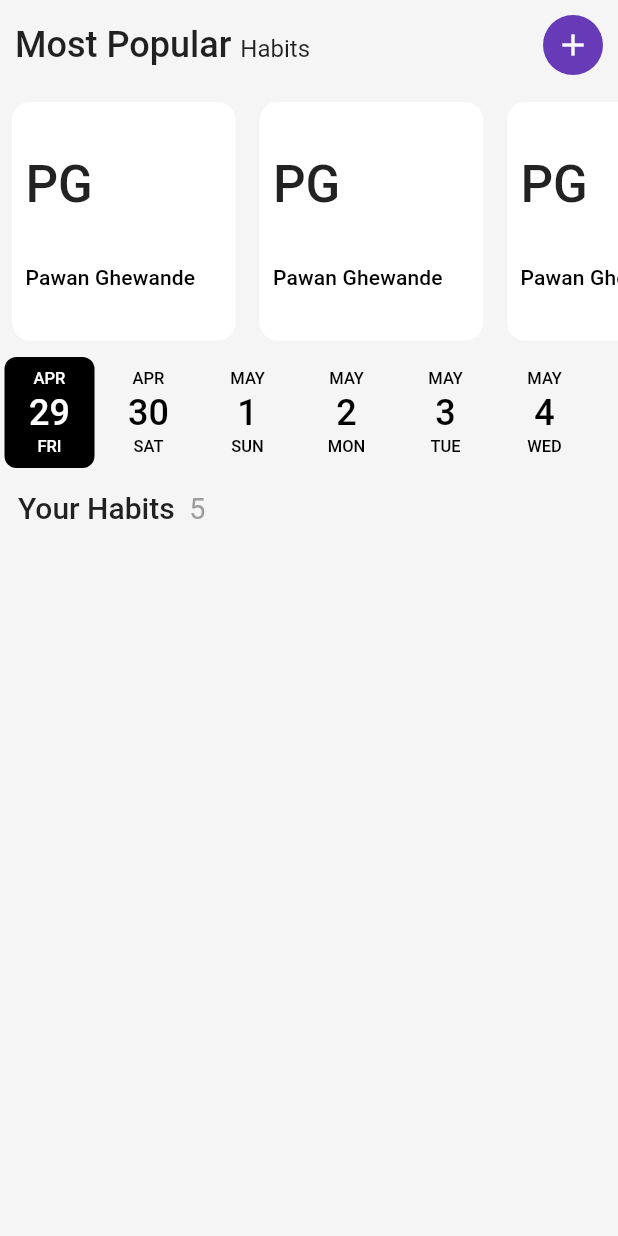
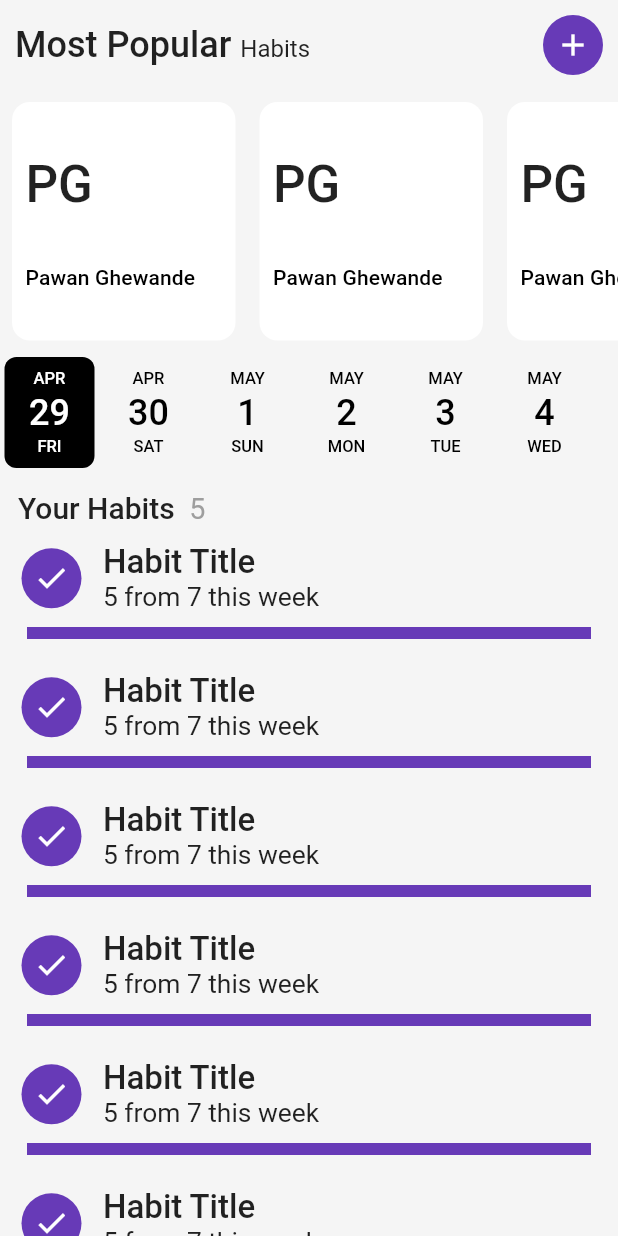
Before and after one commit to PawanGhewande/habit_tracker, a Flutter app: the screen it shows after launch, on a phone screen of 412 x 824 dp. Run offline on Flutter 3.47's test engine with Material 2 defaults, Android fonts, the phone set to English and light mode, and no system bars; drawn by our look-alikes of date_picker_timeline.

Commit message:
Implemented Path UI

```diff
--- a/lib/modules/dashboard/presentation/view/dashboard_view.dart
+++ b/lib/modules/dashboard/presentation/view/dashboard_view.dart
@@ -1,5 +1,6 @@
 import 'package:date_picker_timeline/date_picker_widget.dart';
 import 'package:flutter/material.dart';
+import 'package:habit_tracker/modules/dashboard/presentation/widget/habit_list_tile.dart';
 
 class DashboardView extends StatelessWidget {
   const DashboardView({Key? key}) : super(key: key);
@@ -118,6 +119,17 @@ class DashboardView extends StatelessWidget {
                   ),
                 ),
               ),
+              Expanded(
+                child: ListView.builder(
+                  itemCount: 6,
+                  itemBuilder: (BuildContext context, int index) {
+                    return const HabitListTitle(
+                      fill: 10,
+                      color: Colors.deepPurple,
+                    );
+                  },
+                ),
+              )
             ],
           ),
         ),
--- /dev/null
+++ b/lib/modules/dashboard/presentation/widget/habit_list_tile.dart
@@ -0,0 +1,71 @@
+import 'package:flutter/material.dart';
+import 'package:habit_tracker/modules/dashboard/presentation/widget/progress_widget.dart';
+
+class HabitListTitle extends StatelessWidget {
+  const HabitListTitle({Key? key, this.color = Colors.red, this.fill = 0})
+      : super(key: key);
+  final Color color;
+  final int fill;
+  @override
+  Widget build(BuildContext context) {
+    return Column(
+      mainAxisSize: MainAxisSize.min,
+      mainAxisAlignment: MainAxisAlignment.spaceAround,
+      children: <Widget>[
+        Row(
+          //mainAxisAlignment: MainAxisAlignment.spaceAround,
+          children: <Widget>[
+            Expanded(
+              flex: 2,
+              child: CircleAvatar(
+                backgroundColor: color,
+                child: const Icon(
+                  Icons.check,
+                  color: Colors.white,
+                ),
+              ),
+            ),
+            Expanded(
+              flex: 10,
+              child: Column(
+                mainAxisAlignment: MainAxisAlignment.spaceAround,
+                crossAxisAlignment: CrossAxisAlignment.start,
+                children: [
+                  Text(
+                    'Habit Title',
+                    style: Theme.of(context)
+                        .textTheme
+                        .headline6
+                        ?.apply(fontSizeFactor: 1.1),
+                  ),
+                  Text(
+                    '5 from 7 this week',
+                    style: Theme.of(context)
+                        .textTheme
+                        .subtitle1
+                        ?.apply(fontSizeFactor: 1.1),
+                  )
+                ],
+              ),
+            )
+          ],
+        ),
+        Padding(
+          padding: const EdgeInsets.symmetric(vertical: 13.0, horizontal: 18),
+          child: CustomPaint(
+            child: Builder(builder: (context) {
+              return Container();
+            }),
+            painter: CustomerProgressWidget(
+              color: color,
+              fill: fill,
+            ),
+          ),
+        ),
+        const SizedBox(
+          height: 13,
+        )
+      ],
+    );
+  }
+}
--- /dev/null
+++ b/lib/modules/dashboard/presentation/widget/progress_widget.dart
@@ -0,0 +1,28 @@
+import 'package:flutter/material.dart';
+
+class CustomerProgressWidget extends CustomPainter {
+  final Color color;
+  final int fill;
+  CustomerProgressWidget({required this.color, required this.fill});
+
+  @override
+  void paint(Canvas canvas, Size size) {
+    const Offset startPoint = Offset(0, 0);
+    Offset endPoint = Offset(size.width, 0);
+    final total = Paint()
+      ..color = Colors.grey.shade300
+      ..strokeWidth = 7;
+    canvas.drawLine(startPoint, endPoint, total);
+
+    Offset p2 = Offset(size.width * (fill * 0.1), 0);
+    final completed = Paint()
+      ..color = color
+      ..strokeWidth = 8;
+    canvas.drawLine(startPoint, p2, completed);
+  }
+
+  @override
+  bool shouldRepaint(CustomPainter oldDelegate) {
+    return oldDelegate != this;
+  }
+}
```
